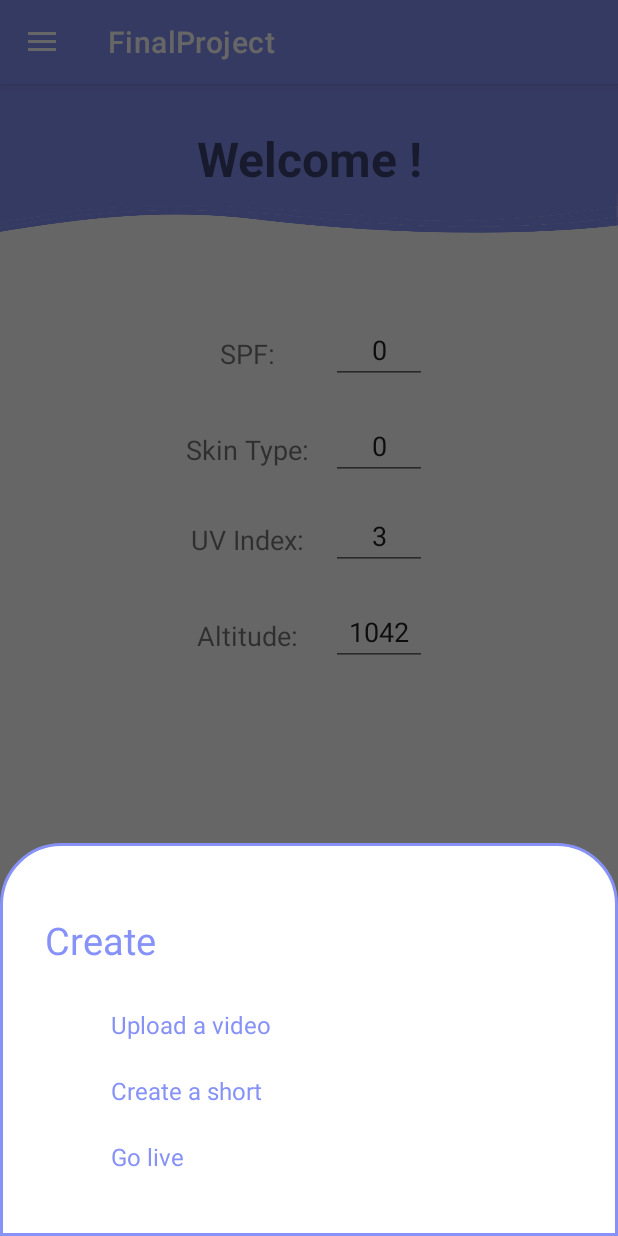
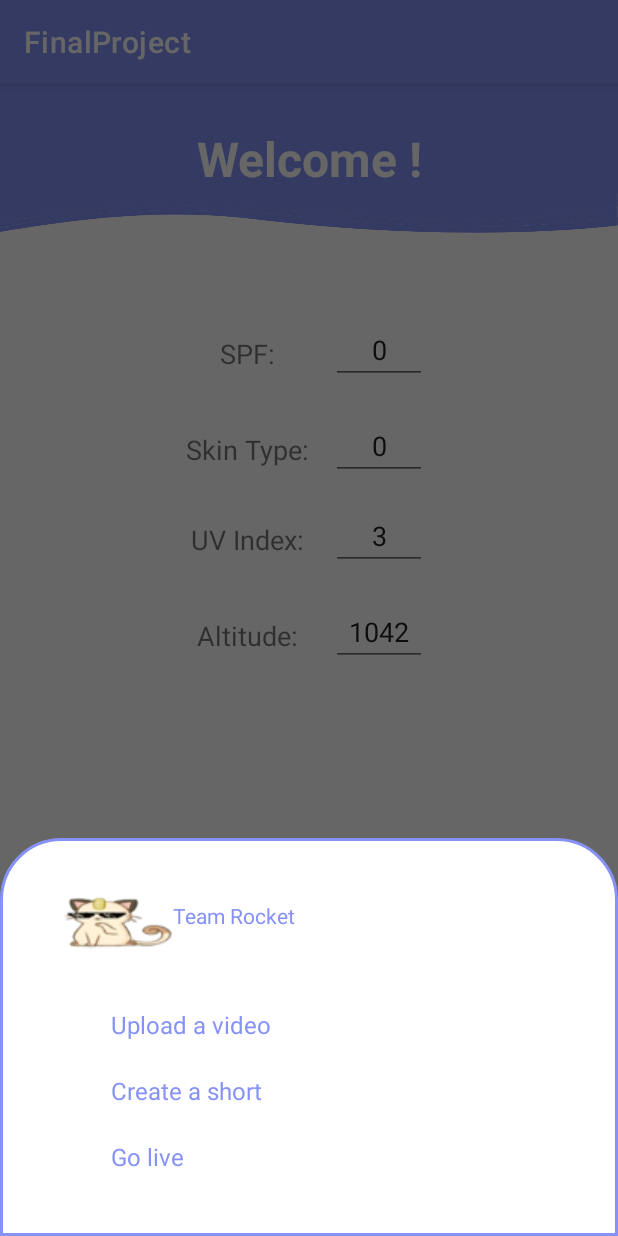
Before and after one commit to SlothCodeSloth/UVLightSensor, an Android app: the fragment AboutFragment placed in its activity, after a tap on an icon or button, on a phone screen of 412 x 824 dp. Run offline under Robolectric (Android 15) with nearby library versions, the phone set to English and light mode, and no system bars.

Commit message:
Removed Left Navigation Fixed some icons

```diff
--- a/app/src/main/java/com/example/finalproject/AboutFragment.java
+++ b/app/src/main/java/com/example/finalproject/AboutFragment.java
@@ -88,6 +88,7 @@ public class AboutFragment extends Fragment {
             editName.setText(name);
             editSPF.setText(String.valueOf(spf));
             skinTypeSpinner.setSelection(skinTypeNumber - 1);
+            bluetoothView.setText("Connected to: Nano 33 BLE (Temp Name)"); // Remove
         }
 
         skinTypeSpinner.setOnItemSelectedListener(new AdapterView.OnItemSelectedListener() {
--- a/app/src/main/java/com/example/finalproject/HomeFragment.java
+++ b/app/src/main/java/com/example/finalproject/HomeFragment.java
@@ -10,7 +10,6 @@ import androidx.annotation.NonNull;
 import androidx.core.app.ActivityCompat;
 import androidx.core.content.ContextCompat;
 
-import android.content.pm.PackageManager;
 import android.os.Bundle;
 import android.os.CountDownTimer;
 import android.os.Handler;
@@ -24,8 +23,6 @@ import android.widget.ProgressBar;
 import android.widget.TextView;
 import android.widget.Toast;
 
-import androidx.core.app.ActivityCompat;
-import androidx.core.content.ContextCompat;
 import androidx.core.graphics.Insets;
 import androidx.core.view.ViewCompat;
 import androidx.core.view.WindowInsetsCompat;
@@ -33,20 +30,9 @@ import androidx.fragment.app.Fragment;
 
 import android.app.NotificationChannel;
 import android.app.NotificationManager;
-import android.app.PendingIntent;
-import android.content.Context;
-import android.content.Intent;
-import android.os.Bundle;
 
 import androidx.core.app.NotificationCompat;
 import androidx.core.app.NotificationManagerCompat;
-
-import android.view.LayoutInflater;
-import android.view.View;
-import android.view.ViewGroup;
-
-import androidx.fragment.app.Fragment;
-
 
 public class HomeFragment extends Fragment {
     private static final String CHANNEL_ID = "your_channel_id";
@@ -222,7 +208,7 @@ public class HomeFragment extends Fragment {
         totalTime= formula((int) skin,spf,uv,altitude);
         //totalTime = ((skin * spf) / (uv * altitude)) * 60;
         currentTime = totalTime;
-        progressBar.setMax((int) currentTime * 10);
+        progressBar.setMax((int) currentTime * 100);
         timeLeftView.setVisibility(View.VISIBLE);
         progressBar.setVisibility(View.VISIBLE);
     }
@@ -241,7 +227,7 @@ public class HomeFragment extends Fragment {
                 x = totalTime / x;
                 currentTime -= 0.1 * x;
                 updateTimerText();
-                progressBar.setProgress((int) currentTime * 10, true);
+                progressBar.setProgress((int) currentTime * 100, true);
 
                 int hour, minute, second;
                 double temp = currentTime / x;
--- a/app/src/main/java/com/example/finalproject/MainActivity.java
+++ b/app/src/main/java/com/example/finalproject/MainActivity.java
@@ -32,7 +32,6 @@ import com.google.android.material.navigation.NavigationView;
 public class MainActivity extends AppCompatActivity{
 
     FloatingActionButton fab;
-    DrawerLayout drawerLayout;
     BottomNavigationView bottomNavigationView;
     int skinType, spf;
     String name;
@@ -44,20 +43,10 @@ public class MainActivity extends AppCompatActivity{
 
         bottomNavigationView = findViewById(R.id.bottomNavigationView);
         fab = findViewById(R.id.fab);
-        drawerLayout = findViewById(R.id.drawer_layout);
-        NavigationView navigationView = findViewById(R.id.nav_view);
         Toolbar toolbar = findViewById(R.id.toolbar);
 
         setSupportActionBar(toolbar);
-        ActionBarDrawerToggle toggle = new ActionBarDrawerToggle(this, drawerLayout, toolbar, R.string.open_nav,
-                R.string.close_nav);
-        drawerLayout.addDrawerListener(toggle);
-        toggle.syncState();
 
-        if (savedInstanceState == null) {
-            getSupportFragmentManager().beginTransaction().replace(R.id.frame_layout, new HomeFragment()).commit();
-            navigationView.setCheckedItem(R.id.nav_home);
-        }
 
         replaceFragment(new HomeFragment());
 
@@ -150,29 +139,4 @@ public class MainActivity extends AppCompatActivity{
         dialog.getWindow().setGravity(Gravity.BOTTOM);
 
     }
-
-    /*
-    @Override
-    public boolean onNavigationItemSelected(@NonNull MenuItem item) {
-        if (item.getItemId() == R.id.nav_home) {
-            replaceFragment(new HomeFragment());
-        }
-        else if (item.getItemId() == R.id.nav_about) {
-            replaceFragment(new AboutFragment());
-        }
-        else if (item.getItemId() == R.id.nav_settings) {
-            replaceFragment(new SettingsFragment());
-        }
-        drawerLayout.closeDrawer(GravityCompat.START);
-        return true;
-    }
-    */
-    @Override
-    public void onBackPressed() {
-        if (drawerLayout.isDrawerOpen(GravityCompat.START)) {
-            drawerLayout.closeDrawer(GravityCompat.START);
-        } else {
-            super.onBackPressed();
-        }
-    }
 }
--- a/app/src/main/res/drawable/baseline_add_24.xml
+++ /dev/null
@@ -1,5 +0,0 @@
-<vector xmlns:android="http://schemas.android.com/apk/res/android" android:height="24dp" android:tint="#FFFFFF" android:viewportHeight="24" android:viewportWidth="24" android:width="24dp">
-
-    <path android:fillColor="@android:color/white" android:pathData="M19,13h-6v6h-2v-6H5v-2h6V5h2v6h6v2z"/>
-
-</vector>
--- a/app/src/main/res/drawable/baseline_clear_24.xml
+++ /dev/null
@@ -1,5 +0,0 @@
-<vector xmlns:android="http://schemas.android.com/apk/res/android" android:height="24dp" android:tint="#FFFFFF" android:viewportHeight="24" android:viewportWidth="24" android:width="24dp">
-
-    <path android:fillColor="@android:color/white" android:pathData="M19,6.41L17.59,5 12,10.59 6.41,5 5,6.41 10.59,12 5,17.59 6.41,19 12,13.41 17.59,19 19,17.59 13.41,12z"/>
-
-</vector>
--- a/app/src/main/res/drawable/baseline_logout_24.xml
+++ /dev/null
@@ -1,5 +0,0 @@
-<vector xmlns:android="http://schemas.android.com/apk/res/android" android:autoMirrored="true" android:height="24dp" android:tint="#FFFFFF" android:viewportHeight="24" android:viewportWidth="24" android:width="24dp">
-
-    <path android:fillColor="@android:color/white" android:pathData="M17,7l-1.41,1.41L18.17,11H8v2h10.17l-2.58,2.58L17,17l5,-5zM4,5h8V3H4c-1.1,0 -2,0.9 -2,2v14c0,1.1 0.9,2 2,2h8v-2H4V5z"/>
-
-</vector>
--- a/app/src/main/res/drawable/baseline_remove_circle_24.xml
+++ /dev/null
@@ -1,5 +0,0 @@
-<vector xmlns:android="http://schemas.android.com/apk/res/android" android:height="24dp" android:tint="#FFFFFF" android:viewportHeight="24" android:viewportWidth="24" android:width="24dp">
-
-    <path android:fillColor="@android:color/white" android:pathData="M12,2C6.48,2 2,6.48 2,12s4.48,10 10,10 10,-4.48 10,-10S17.52,2 12,2zM17,13L7,13v-2h10v2z"/>
-
-</vector>
--- a/app/src/main/res/drawable/btn_gradient_style.xml
+++ /dev/null
@@ -1,5 +0,0 @@
-<?xml version="1.0" encoding="utf-8"?>
-<shape xmlns:android="http://schemas.android.com/apk/res/android">
-    <gradient android:startColor="@color/gradient_start_color"
-        android:endColor="@color/gradient_end_color" />
-</shape>
--- a/app/src/main/res/layout/activity_main.xml
+++ b/app/src/main/res/layout/activity_main.xml
@@ -16,34 +16,22 @@
         android:orientation="vertical">
 
         <androidx.appcompat.widget.Toolbar
+            android:id="@+id/toolbar"
             android:layout_width="match_parent"
             android:layout_height="56dp"
-            android:id="@+id/toolbar"
+            android:background="@color/lavender"
             android:elevation="4dp"
-            android:background="@color/lavender"
-            android:theme="@style/ThemeOverlay.AppCompat.Dark.ActionBar"
-            android:popupTheme="@style/ThemeOverlay.AppCompat.Light"/>
+            android:popupTheme="@style/ThemeOverlay.AppCompat.Light"
+            android:theme="@style/ThemeOverlay.AppCompat.Dark.ActionBar" />
 
         <FrameLayout
             android:layout_width="match_parent"
             android:layout_height="match_parent"
-            android:id="@+id/frame_layout"/>
-
-    </LinearLayout>
-
-    <com.google.android.material.navigation.NavigationView
-        android:layout_width="wrap_content"
-        android:layout_height="match_parent"
-        android:id="@+id/nav_view"
-        android:layout_gravity="start"
-        app:headerLayout="@layout/nav_header"
-        app:menu="@menu/nav_menu"
-        app:itemIconTint="@color/lavender"
-        app:itemTextColor="@color/lavender"/>
+            android:id="@+id/frame_layout">
 
             <androidx.coordinatorlayout.widget.CoordinatorLayout
                 android:layout_width="match_parent"
-        android:layout_height="match_parent" >
+                android:layout_height="match_parent">
 
                 <com.google.android.material.bottomappbar.BottomAppBar
                     android:id="@+id/bottomAppBar"
@@ -66,15 +54,17 @@
                 </com.google.android.material.bottomappbar.BottomAppBar>
 
                 <com.google.android.material.floatingactionbutton.FloatingActionButton
+                    android:id="@+id/fab"
                     android:layout_width="wrap_content"
                     android:layout_height="wrap_content"
                     android:backgroundTint="@color/white"
-            android:src="@drawable/baseline_add_24"
+                    android:src="@drawable/baseline_info_24"
                     app:layout_anchor="@id/bottomAppBar"
-            app:maxImageSize="40dp"
-            android:id="@+id/fab"
-            app:tint="@color/lavender" />
+                    app:maxImageSize="40dp" />
 
             </androidx.coordinatorlayout.widget.CoordinatorLayout>
+        </FrameLayout>
+
+    </LinearLayout>
 
 </androidx.drawerlayout.widget.DrawerLayout>
--- a/app/src/main/res/layout/bottomsheetlayout.xml
+++ b/app/src/main/res/layout/bottomsheetlayout.xml
@@ -5,37 +5,27 @@
     android:layout_height="match_parent"
     android:background="@drawable/dialogbkg">
 
-    <ImageView
-        android:layout_width="70dp"
-        android:layout_height="wrap_content"
-        android:src="@drawable/baseline_remove_circle_24"
-        android:layout_gravity="center|top"
-        android:scaleType="centerCrop"/>
-
     <LinearLayout
         android:layout_width="match_parent"
         android:layout_height="wrap_content"
         android:orientation="horizontal">
 
-        <TextView
-            android:id="@+id/createText"
+        <ImageView
+            android:id="@+id/cancelButton"
             android:layout_width="wrap_content"
             android:layout_height="wrap_content"
-            android:textAlignment="viewStart"
-            android:text="Create"
-            android:padding="8dp"
-            android:textColor="@color/lavender"
-            android:layout_marginStart="12dp"
-            android:layout_marginTop="5dp"
-            android:textSize="25dp" />
+            android:background="@drawable/logo440"
+            android:layout_marginLeft="30dp"
+            android:layout_marginTop="8dp" />
 
-        <ImageView
+        <TextView
+            android:id="@+id/textView"
             android:layout_width="wrap_content"
             android:layout_height="wrap_content"
-            android:src="@drawable/baseline_person_24"
-            android:layout_marginLeft="250dp"
-            android:layout_marginTop="8dp"
-            android:id="@+id/cancelButton"/>
+            android:layout_weight="1"
+            android:text="Team Rocket"
+            android:layout_gravity="center"
+            android:textColor="@color/lavender" />
 
     </LinearLayout>
 
@@ -88,27 +78,27 @@
 
     <LinearLayout
         android:id="@+id/layoutLive"
-        android:orientation="horizontal"
         android:layout_width="match_parent"
         android:layout_height="wrap_content"
+        android:orientation="horizontal"
         android:paddingLeft="10dp"
+        android:paddingTop="10dp"
         android:paddingRight="10dp"
-        android:paddingTop="10dp"
         android:paddingBottom="30dp">
 
 
         <ImageView
             android:layout_width="wrap_content"
             android:layout_height="wrap_content"
-            android:src="@drawable/baseline_person_24"/>
+            android:src="@drawable/baseline_person_24" />
 
         <TextView
             android:layout_width="wrap_content"
             android:layout_height="wrap_content"
+            android:layout_marginLeft="30dp"
             android:text="Go live"
             android:textColor="@color/lavender"
-            android:layout_marginLeft="30dp"
-            android:textSize="16sp"/>
+            android:textSize="16sp" />
 
     </LinearLayout>
 
--- a/app/src/main/res/layout/fragment_about.xml
+++ b/app/src/main/res/layout/fragment_about.xml
@@ -121,6 +121,7 @@
         android:layout_height="100dp"
         android:background="@drawable/headerbkg"
         android:text="Tell Us About Yourself"
+        android:textColor="@color/white"
         android:gravity="center"
         android:textSize="32dp"
         android:textStyle="bold"
--- a/app/src/main/res/layout/fragment_home.xml
+++ b/app/src/main/res/layout/fragment_home.xml
@@ -123,6 +123,7 @@
         android:layout_height="100dp"
         android:background="@drawable/headerbkg"
         android:gravity="center"
+        android:textColor="@color/white"
         android:text="Welcome!"
         android:textSize="32dp"
         android:textStyle="bold"
--- a/app/src/main/res/layout/nav_header.xml
+++ /dev/null
@@ -1,31 +0,0 @@
-<?xml version="1.0" encoding="utf-8"?>
-<LinearLayout
-    xmlns:android="http://schemas.android.com/apk/res/android"
-    android:orientation="vertical"
-    android:layout_width="match_parent"
-    android:layout_height="176dp"
-    android:gravity="bottom"
-    android:padding="16dp"
-    android:background="@drawable/headerbkg"
-    android:theme="@style/ThemeOverlay.AppCompat.Dark">
-
-    <ImageView
-        android:layout_width="wrap_content"
-        android:layout_height="wrap_content"
-        android:src="@drawable/logo440" />
-
-    <TextView
-        android:layout_width="wrap_content"
-        android:layout_height="wrap_content"
-        android:text="Team Rocket"
-        android:textColor="@color/white"
-        android:textStyle="bold"/>
-
-    <TextView
-        android:layout_width="wrap_content"
-        android:layout_height="wrap_content"
-        android:text="Stony Brook University"
-        android:textColor="@color/white"
-        android:textSize="14sp"
-        android:layout_marginBottom="16dp"/>
-</LinearLayout>
--- a/app/src/main/res/menu/bottom_menu.xml
+++ b/app/src/main/res/menu/bottom_menu.xml
@@ -12,6 +12,6 @@
     <item
         android:id="@+id/data"
         android:title="Data"
-        android:icon="@drawable/baseline_info_24"/>
+        android:icon="@drawable/baseline_person_24"/>
 
 </menu>
--- a/app/src/main/res/menu/nav_menu.xml
+++ /dev/null
@@ -1,38 +0,0 @@
-<?xml version="1.0" encoding="utf-8"?>
-<menu
-    xmlns:android="http://schemas.android.com/apk/res/android"
-    xmlns:tools="http://schemas.android.com/tools"
-    tools:showIn = "navigation_view">
-
-    <group
-        android:checkableBehavior="single">
-
-        <item
-            android:id="@+id/nav_home"
-            android:icon="@drawable/baseline_home_24"
-            android:title="Home"/>
-
-        <item
-            android:id="@+id/nav_settings"
-            android:icon="@drawable/baseline_person_24"
-            android:title="Settings"/>
-
-
-        <item
-            android:id="@+id/nav_about"
-            android:icon="@drawable/baseline_info_24"
-            android:title="About Us"/>
-    </group>
-    <item
-        android:title="">
-
-        <menu>
-            <item
-                android:id="@+id/nav_logout"
-                android:icon="@drawable/baseline_logout_24"
-                android:title="Logout"/>
-        </menu>
-
-    </item>
-
-</menu>
```
Lines whose indentation alone changed are shown as unchanged.
